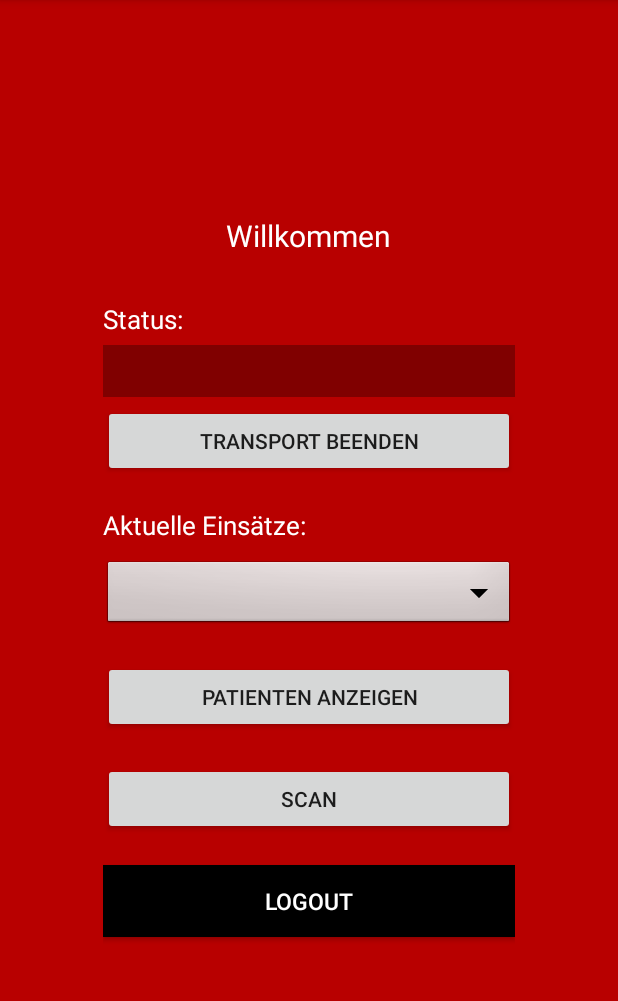
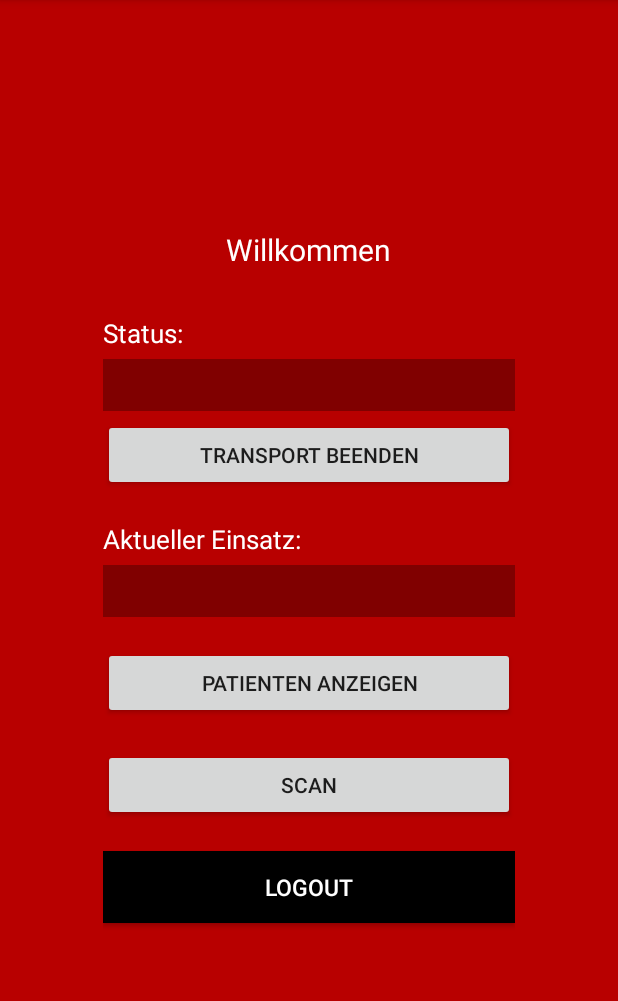
Before and after one commit to MichiLazarus/ConnectAID, an Android app: the MainActivity screen opened directly, with no data from a screen before it, on a phone screen of 412 x 824 dp, the part 84-1085 px from its top. Run offline under Robolectric (Android 15) with nearby library versions, the phone set to English and light mode, and no system bars; pictures from the network do not load; 2 statements that could not run were skipped.

Commit message:
TextView anstatt Spinner

```diff
--- a/app/src/main/java/universityofvienna/connectaid/MainActivity.java
+++ b/app/src/main/java/universityofvienna/connectaid/MainActivity.java
@@ -45,7 +45,7 @@ public class MainActivity extends ActionBarActivity implements AdapterView.OnIte
     private String statusText;
     private TextView status;
     private TextView txtName;
-    private TextView txtEmail;
+    private TextView einsatz;
     private Button btnLogout;
     private Button btnScan;
     private ListView listPatient;
@@ -87,7 +87,35 @@ public class MainActivity extends ActionBarActivity implements AdapterView.OnIte
     }
 
     public void fillList(){
-        einsatzIDs.clear();
+       einsatz = (TextView) findViewById(R.id.einsatz);
+        PatientActivity.phpfile = "https://81.217.54.146/showAktEinsaetze.php";
+        List<NameValuePair> nameValuePairs = new ArrayList<NameValuePair>();
+        nameValuePairs.add(new BasicNameValuePair("helferId", helferID));
+
+        try {
+            String result = new PatientData(MainActivity.this).execute(nameValuePairs).get();
+            System.out.println(result);
+            if (!result.equals("failed")) {
+                JSONArray jArray = new JSONArray(result);
+                for (int i = 0; i < jArray.length(); i++) {
+                    JSONObject json_data = jArray.getJSONObject(i);
+                    einsatzID = (json_data.getString("id"));
+                    PatientActivity.einsatzID = einsatzID;
+               //     einsaetze.add(json_data.getString("strasse") + " " + json_data.getString("strasseNr") + " \n " + json_data.getString("plz") + " " + json_data.getString("land"));
+                    einsatz.setText(json_data.getString("strasse") + " " + json_data.getString("strasseNr") + "  " + json_data.getString("plz") + " " + json_data.getString("land")+"\n"+
+                    json_data.getString("notizen"));
+                }
+            }else{
+                einsatz.setText("keine Einsätze");
+            }
+        }catch(InterruptedException e){
+            e.printStackTrace();
+        }catch(ExecutionException e){
+            e.printStackTrace();
+        }catch(JSONException e){
+            e.printStackTrace();
+        }
+        /*einsatzIDs.clear();
         einsaetze.clear();
         einsatzSelect = (Spinner) findViewById(R.id.einsaetze);
         PatientActivity.phpfile = "https://81.217.54.146/showAktEinsaetze.php";
@@ -121,7 +149,7 @@ public class MainActivity extends ActionBarActivity implements AdapterView.OnIte
         ArrayAdapter<String> dataAdapter = new ArrayAdapter<String>(this,R.layout.spinnereinsatz, einsaetze);
         dataAdapter.setDropDownViewResource(android.R.layout.simple_spinner_dropdown_item);
         einsatzSelect.setAdapter(dataAdapter);
-    }
+    */}
 
     public void fillPatientList(){
         patientenIDs.clear();
--- a/app/src/main/res/layout/activity_main.xml
+++ b/app/src/main/res/layout/activity_main.xml
@@ -65,20 +65,21 @@
             <TextView
                 android:layout_width="fill_parent"
                 android:layout_height="wrap_content"
-                android:text="Aktuelle Einsätze:"
+                android:text="Aktueller Einsatz:"
                 android:textSize="17dp"
                 android:layout_marginTop="20dp"
                 android:textColor="#ffffff"/>
 
-            <Spinner
-                android:layout_width="match_parent"
+
+            <TextView
+                android:id="@+id/einsatz"
+                android:layout_width="fill_parent"
                 android:layout_height="wrap_content"
-                android:layout_marginTop="10dp"
-                android:id="@+id/einsaetze"
-                android:prompt="@string/einsatz_prompt"
-                android:spinnerMode="dialog"
-                android:background="@android:drawable/btn_dropdown"
-                />
+                android:textSize="17dp"
+                android:layout_marginTop="5dp"
+                android:padding="5dp"
+                android:background="@color/list_row_default_bg"
+                android:textColor="#ffffff"/>
 
             <TextView
                 android:id="@+id/noEntry"
```
